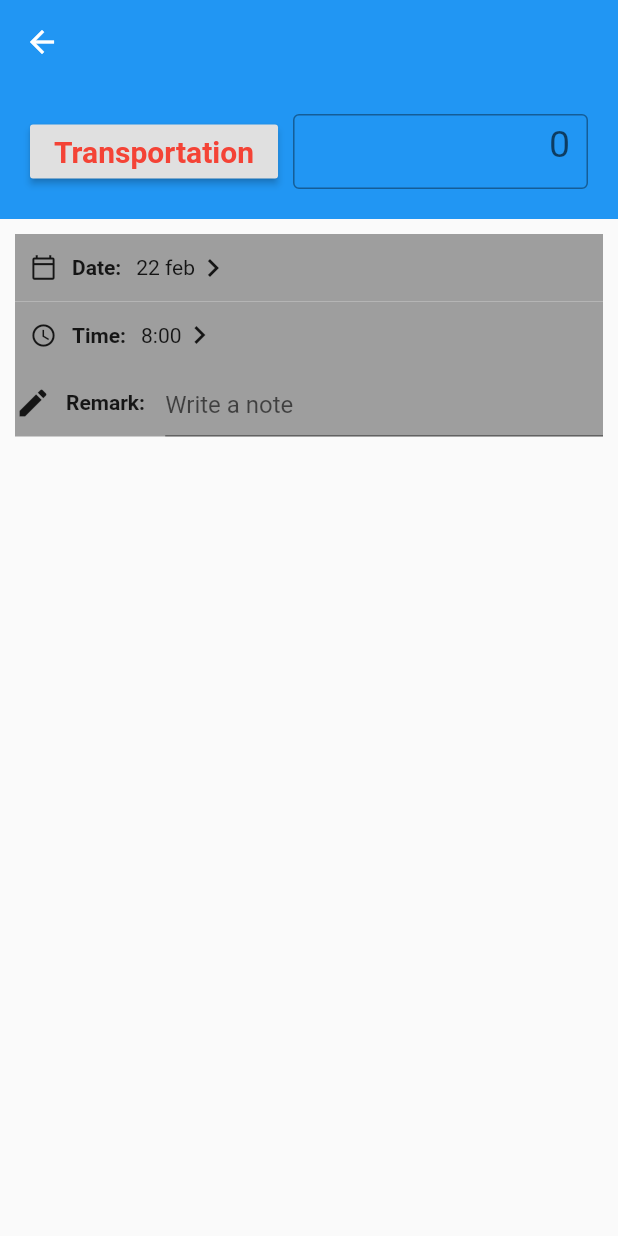
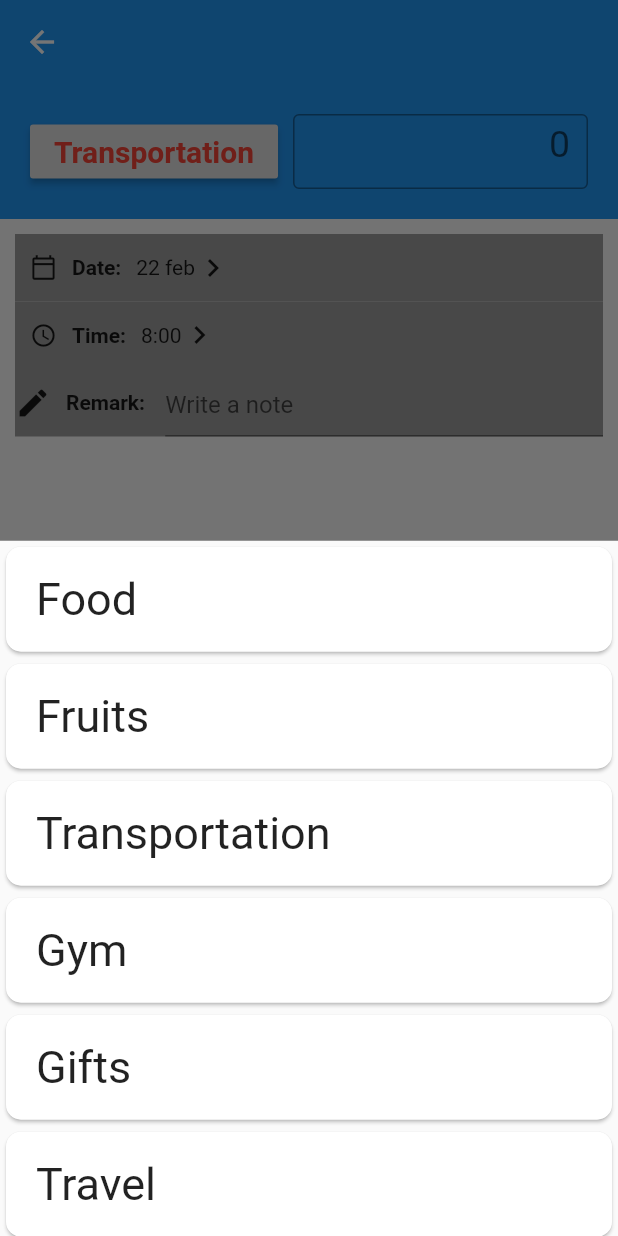
Before and after one commit to SanjilSaurav/budget_app, a Flutter app: the AddExpenseIncome screen opened by its route, after a tap on "Transportation", on a phone screen of 412 x 824 dp. Run offline on Flutter 3.47's test engine with Material 2 defaults, Android fonts, the phone set to English and light mode, and no system bars.

Commit message:
Created some functionalities of bottom sheet in add_income_expense screen.

```diff
--- a/lib/screens/add_expense_income.dart
+++ b/lib/screens/add_expense_income.dart
@@ -9,15 +9,14 @@ class AddExpenseIncome extends StatefulWidget{
 
 class _AddExpenseIncomeState extends State<AddExpenseIncome>{
 
-  /*void createBottomSheet(){
-    Scaffold.of(context).showBottomSheet<void>(BuildContext context){
-      return Container(
-        child: Center(
-          //chil
-        )
+  void createBottomSheet(){
+    showModalBottomSheet(
+        context: context,
+        builder: (context){
+          return CreateBottomSheet();
+        }
     );
-    };
-  }*/
+  }
 
   @override
   Widget build(BuildContext context){
@@ -25,7 +24,9 @@ class _AddExpenseIncomeState extends State<AddExpenseIncome>{
       appBar: AppBar(
         elevation: 0,
       ),
-      body: Column(
+      body:Builder(
+        builder: (context) {
+          return Column(
             children: [
               Container(
                 height: 90,
@@ -34,8 +35,15 @@ class _AddExpenseIncomeState extends State<AddExpenseIncome>{
                 child: Row(
                   children: [
                     RaisedButton(
-                  onPressed: (){
-                  },
+                      onPressed: createBottomSheet,
+                      /*onPressed: () {
+                        showModalBottomSheet(
+                            context: context,
+                            builder: (context){
+                              return CreateBottomSheet();
+                            }
+                        );
+                      },*/
                       child: const Text("Transportation",
                         style: TextStyle(
                             fontSize: 20,
@@ -65,7 +73,7 @@ class _AddExpenseIncomeState extends State<AddExpenseIncome>{
                 child: Column(
                   children: [
                     GestureDetector(
-                  onTap: (){
+                      onTap: () {
                         print("tapped");
                       },
                       child: Container(
@@ -97,7 +105,7 @@ class _AddExpenseIncomeState extends State<AddExpenseIncome>{
                       ),
                     ),
                     GestureDetector(
-                  onTap: (){
+                      onTap: () {
                         print("tapped time");
                       },
                       child: Container(
@@ -158,11 +166,15 @@ class _AddExpenseIncomeState extends State<AddExpenseIncome>{
                   ],
                 ),
               ),
-          Flexible(
+              /*Flexible(
               child: CreateBottomSheet()
+            )*/
+            ],
+          );
+        }
       )
-        ],
-      ),
+
+
     );
   }
 
@@ -178,6 +190,83 @@ class CreateBottomSheet extends StatefulWidget{
 class _CreateBottomSheetState extends State<CreateBottomSheet>{
   @override
   Widget build(BuildContext context){
-    return Scaffold();
+    return ListView(
+      children: [
+        GestureDetector(
+          child: CategoryCard(category: "Food"),
+          onTap: (){
+            Navigator.pop(context);
+          },
+        ),
+        GestureDetector(
+          child: CategoryCard(category: "Fruits"),
+          onTap: (){
+            Navigator.pop(context);
+          },
+        ),
+        GestureDetector(
+          child: CategoryCard(category: "Transportation"),
+          onTap: (){
+            Navigator.pop(context);
+          },
+        ),
+        GestureDetector(
+          child: CategoryCard(category: "Gym"),
+          onTap: (){
+            Navigator.pop(context);
+          },
+        ),
+        GestureDetector(
+          child: CategoryCard(category: "Gifts"),
+          onTap: (){
+            Navigator.pop(context);
+          },
+        ),
+        GestureDetector(
+          child: CategoryCard(category: "Travel"),
+          onTap: (){
+            Navigator.pop(context);
+          },
+        ),
+      ],
+    );
   }
 }
+
+class CategoryCard extends StatelessWidget{
+  const CategoryCard({
+    required this.category,
+    Key? key,
+  }): super(key: key);
+  final String category;
+
+  @override
+  Widget build(BuildContext context){
+    return Card(
+      shape: RoundedRectangleBorder(
+          borderRadius: BorderRadius.circular(10.0)
+      ),
+      child: Container(
+        padding: EdgeInsets.fromLTRB(20, 10, 20, 10),
+        height: 70,
+        child: Row(
+          children: [
+            Expanded(
+              flex: 1,
+              child: Text(category,
+                style: TextStyle(fontSize: 30),
+              ),
+            ),
+            /*const Expanded(
+              flex: 1,
+              child: Align(
+                alignment: AlignmentDirectional.centerEnd,
+                child: Icon(Icons.edit),
+              ),
+            )*/
+          ],
+        ),
+      ),
+    );
+  }
+}
```
Lines whose indentation alone changed are shown as unchanged.
